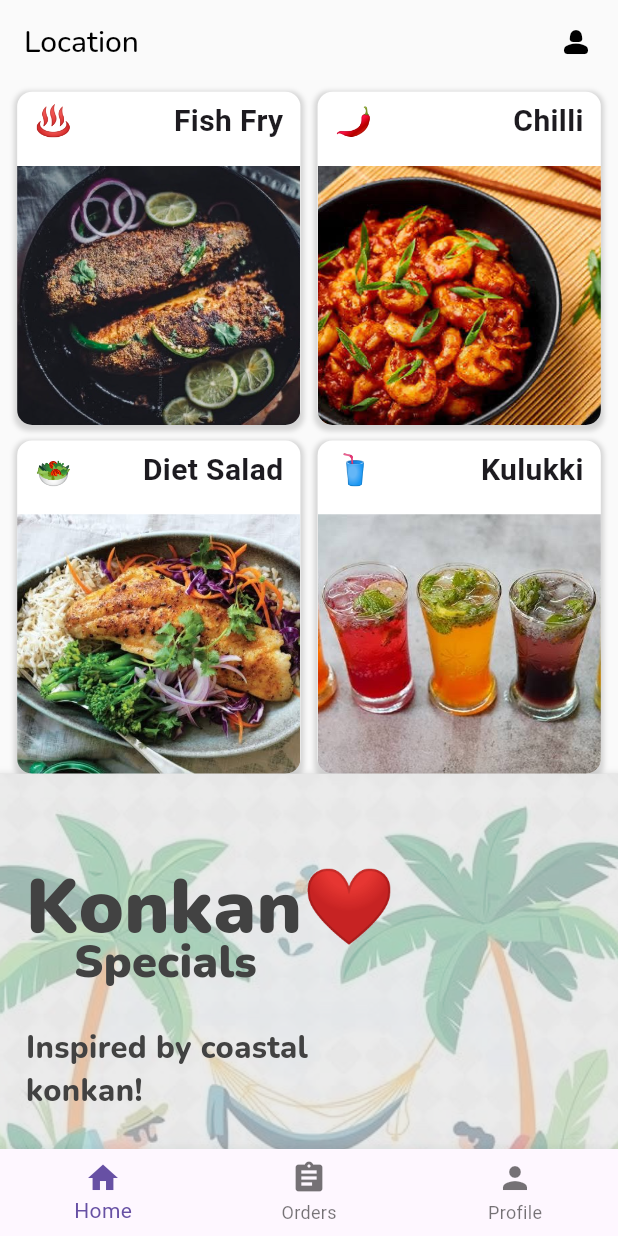
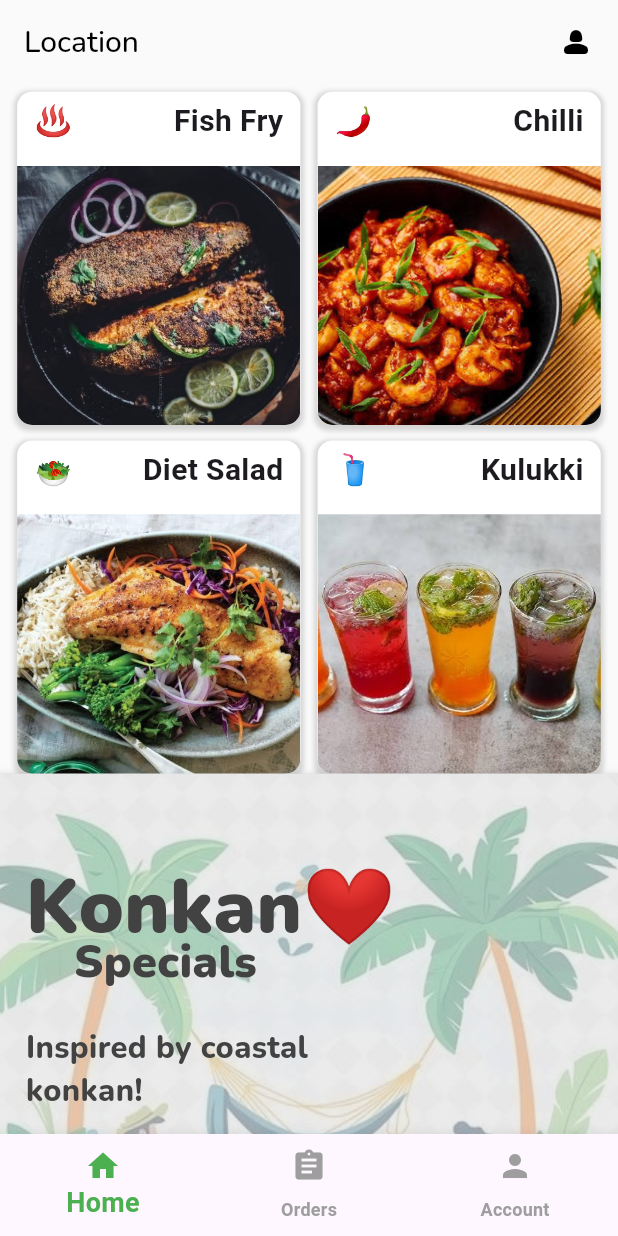
Before and after one commit to Aniketh2002SRAI/Konkan_Specials, a Flutter app: the screen it shows after launch, on a phone screen of 412 x 824 dp. Run offline on Flutter 3.47's test engine with Material 3 defaults, Android fonts, the phone set to English and light mode, and no system bars; our stand-ins replace cached_network_image, flutter_screenutil, fluttertoast, google_fonts, shimmer.

Commit message:
Login Screen implementation and error message integration

```diff
--- a/lib/components/menu/ks_item_block.dart
+++ b/lib/components/menu/ks_item_block.dart
@@ -1,7 +1,7 @@
 import 'package:flutter/material.dart';
 import 'package:flutter_screenutil/flutter_screenutil.dart';
 import 'package:google_fonts/google_fonts.dart';
-import 'package:konkanspecials/components/buttons/ks_app_button.dart';
+import 'package:konkanspecials/components/buttons/ks_order_Add_decrement_button.dart';
 import 'package:konkanspecials/components/menu/cached_image.dart';
 import 'package:konkanspecials/model/items/item_data.dart';
 import 'package:konkanspecials/viewmodel/item_adding_view_model.dart';
--- a/lib/components/navigation_bar/home_bottom_navigation_bar.dart
+++ b/lib/components/navigation_bar/home_bottom_navigation_bar.dart
@@ -1,7 +1,8 @@
 import 'package:flutter/material.dart';
+import 'package:google_fonts/google_fonts.dart';
 import 'package:konkanspecials/view/homepage.dart';
 import 'package:konkanspecials/view/orders.dart';
-import 'package:konkanspecials/view/profile.dart';
+import 'package:konkanspecials/view/account.dart';
 
 import 'package:konkanspecials/viewmodel/home_bottom_navigation_bar_view_model.dart';
 import 'package:provider/provider.dart';
@@ -16,6 +17,18 @@ class HomeBottomNavigationBar extends StatelessWidget {
     return Consumer<HomeBottomNavigationBarViewModel>(
         builder: (context, homeBottomNavigationBarViewModel, child) {
       return BottomNavigationBar(
+        selectedItemColor: Colors.green,
+        unselectedLabelStyle: GoogleFonts.shantellSans(
+          color: Colors.grey,
+          fontSize: 12,
+          fontWeight: FontWeight.w700,
+        ),
+        selectedLabelStyle: GoogleFonts.shantellSans(
+          color: Colors.black,
+          fontSize: 18,
+          fontWeight: FontWeight.w700,
+        ),
+        unselectedItemColor: Colors.grey,
         currentIndex: homeBottomNavigationBarViewModel.selectedItem.index,
         onTap: (index) {
           homeBottomNavigationBarViewModel
@@ -31,17 +44,26 @@ class HomeBottomNavigationBar extends StatelessWidget {
 }
 
 enum HomeBottomNavigationBarItem {
-  homePage(screen: Homepage(), label: 'Home', icon: Icons.home),
-  orders(screen: Orders(), label: 'Orders', icon: Icons.assignment),
-  profile(screen: Profile(), label: 'Profile', icon: Icons.person);
+  homePage(label: 'Home', icon: Icons.home),
+  orders(label: 'Orders', icon: Icons.assignment),
+  profile(label: 'Account', icon: Icons.person);
 
-  final Widget screen;
   final String label;
   final IconData icon;
 
   const HomeBottomNavigationBarItem({
-    required this.screen,
     required this.label,
     required this.icon,
   });
+
+  Widget get screen {
+    switch (this) {
+      case HomeBottomNavigationBarItem.homePage:
+        return Homepage();
+      case HomeBottomNavigationBarItem.orders:
+        return Orders();
+      case HomeBottomNavigationBarItem.profile:
+        return Account();
+    }
+  }
 }
--- a/lib/main.dart
+++ b/lib/main.dart
@@ -1,6 +1,7 @@
 import 'package:flutter/material.dart';
 import 'package:flutter_screenutil/flutter_screenutil.dart';
 import 'package:konkanspecials/view/landing_screen.dart';
+import 'package:konkanspecials/viewmodel/account_view_model.dart';
 import 'package:konkanspecials/viewmodel/home_bottom_navigation_bar_view_model.dart';
 import 'package:konkanspecials/viewmodel/item_adding_view_model.dart';
 import 'package:provider/provider.dart';
@@ -14,6 +15,9 @@ void main() {
         ),
         ChangeNotifierProvider(
           create: (_) => ItemAddingViewModel(),
+        ),
+        ChangeNotifierProvider(
+          create: (_) => AccountViewModel(),
         ),
       ],
       child: const MyApp(),
--- a/lib/view/homepage.dart
+++ b/lib/view/homepage.dart
@@ -4,6 +4,7 @@ import 'package:google_fonts/google_fonts.dart';
 import 'package:konkanspecials/api/api.dart';
 import 'package:konkanspecials/components/home_page/category_block.dart';
 import 'package:konkanspecials/components/home_page/description_widget.dart';
+import 'package:konkanspecials/constants/constants.dart';
 import 'package:konkanspecials/model/items/item_data.dart';
 import 'package:konkanspecials/utility/app_utility.dart';
 import 'package:konkanspecials/view/menu.dart';
@@ -19,10 +20,10 @@ class _HomepageState extends State<Homepage> {
   @override
   Widget build(BuildContext context) {
     return Scaffold(
-      backgroundColor: Colors.grey[50],
+      backgroundColor: appBackgroundColor,
       appBar: AppBar(
         scrolledUnderElevation: 0,
-        backgroundColor: Colors.grey[50],
+        backgroundColor: appBackgroundColor,
         title: Row(
           mainAxisAlignment: MainAxisAlignment.start,
           children: [
@@ -78,7 +79,7 @@ class _HomepageState extends State<Homepage> {
           itemCategory: ItemCategory.values[index],
           onTap: () async {
             showCircularProgressIndicator(context: context);
-            final List<ItemData> items = await Api.instance
+            final List<ItemData>? items = await Api.instance
                 .getItems(itemCategory: ItemCategory.values[index]);
             if (items != null) {
               hideProgressIndicator(context: context);
@@ -86,6 +87,8 @@ class _HomepageState extends State<Homepage> {
                   .navigateToMenu(context: context, items: items);
             } else {
               hideProgressIndicator(context: context);
+              showErrorSnackBar(
+                  context: context, message: Api.instance.errorMessage);
             }
           },
         ),
--- a/lib/view/profile.dart
+++ /dev/null
@@ -1,16 +0,0 @@
-import 'package:flutter/material.dart';
-
-class Profile extends StatelessWidget {
-  const Profile({super.key});
-
-  @override
-  Widget build(BuildContext context) {
-    return Scaffold(
-      body: Column(
-        children: [
-          Text('Profile'),
-        ],
-      ),
-    );
-  }
-}
--- a/pubspec.yaml
+++ b/pubspec.yaml
@@ -41,6 +41,7 @@ dependencies:
   http: ^1.3.0
   cached_network_image: ^3.4.1
   shimmer: ^3.0.0
+  fluttertoast: ^8.2.12
 
 dev_dependencies:
   flutter_test:
```
Also changed, not shown: lib/api/api.dart (+31 -5 lines), lib/components/account/inital_account_layout.dart (added, +35 -0 lines), lib/components/account/login_signup_widget.dart (added, +16 -0 lines), lib/components/account/user_widget.dart (added, +10 -0 lines), lib/components/appbar/ks_app_bar.dart (+11 -17 lines), lib/components/buttons/ks_app_button.dart (+16 -66 lines), lib/components/buttons/ks_order_Add_decrement_button.dart (added, +86 -0 lines), lib/constants/constants.dart (added, +10 -0 lines), lib/utility/app_utility.dart (+15 -1 lines), lib/view/account.dart (added, +101 -0 lines), lib/view/menu.dart (+6 -1 lines), lib/viewmodel/account_view_model.dart (added, +11 -0 lines).
